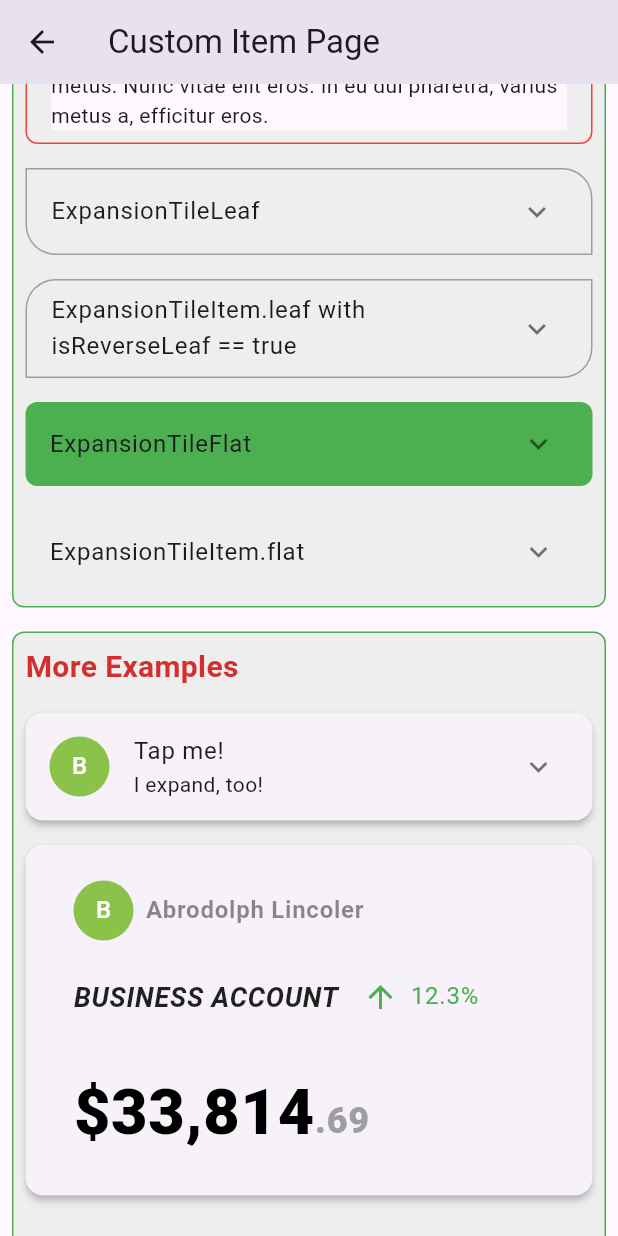
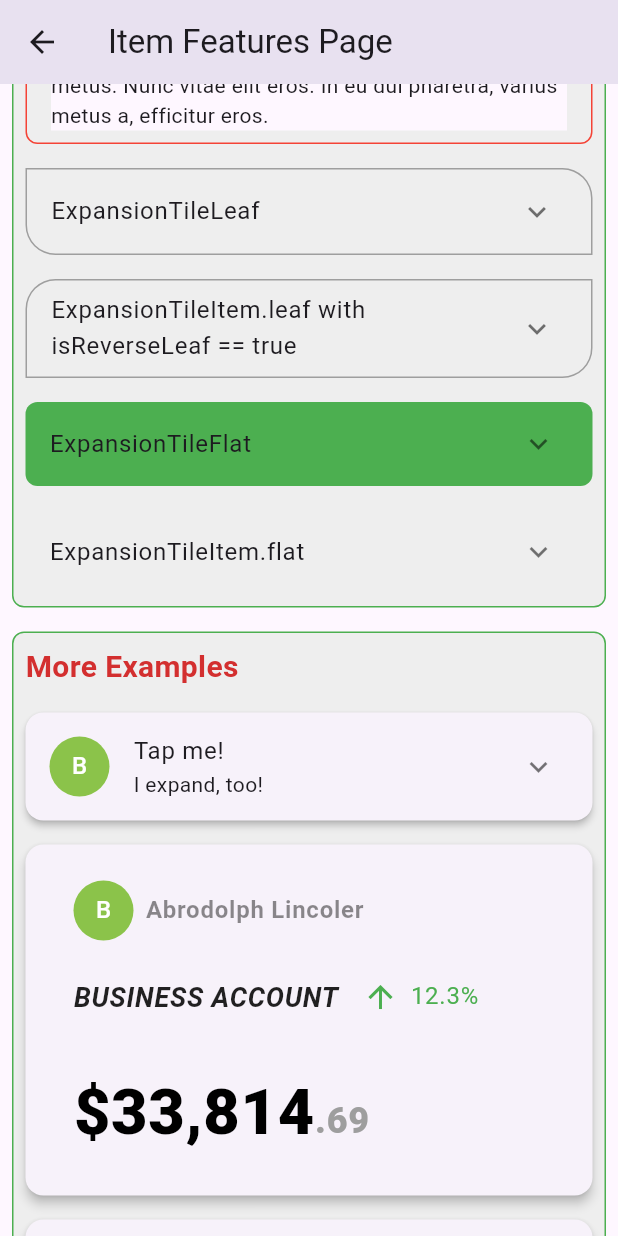
Before and after one commit to congthanhng/Expansion-Tile-Group, a Flutter app: the ItemFeaturesPage screen opened by its route, scrolled down 1152 dp, on a phone screen of 412 x 824 dp. Run offline on Flutter 3.47's test engine with Material 3 defaults, Android fonts, the phone set to English and light mode, and no system bars.

Commit message:
Release version 1.3.0

```diff
--- a/example/lib/use_cases/item/example_hide_action_card.dart
+++ b/example/lib/use_cases/item/example_action_drop.dart
@@ -1,15 +1,10 @@
 import 'package:expansion_tile_group/expansion_tile_group.dart';
 import 'package:flutter/material.dart';
 
-class ExampleHideActionCard extends StatefulWidget {
-  const ExampleHideActionCard({super.key});
+class ExampleActionDrop extends StatelessWidget {
+  final GlobalKey<ExpansionTileCoreState> key0 = GlobalKey();
 
-  @override
-  State<ExampleHideActionCard> createState() => _ExampleHideActionCardState();
-}
-
-class _ExampleHideActionCardState extends State<ExampleHideActionCard> {
-  final GlobalKey<ExpansionTileCoreState> key0 = GlobalKey();
+  ExampleActionDrop({super.key});
 
   @override
   Widget build(BuildContext context) {
@@ -21,18 +16,18 @@ class _ExampleHideActionCardState extends State<ExampleHideActionCard> {
           key0.currentState?.collapse();
         }
       },
-      onTap: () {},
-      child: IgnorePointer(
+      onTap: () {
+        key0.currentState?.toggle();
+      },
       child: ExpansionTileCard(
         expansionKey: key0,
-          elevation: 2,
+        elevation: 3,
         textColor: Colors.green,
         isHasTrailing: false,
         title: _buildTitle(context),
         childrenPadding: EdgeInsets.zero,
         initiallyExpanded: false,
         children: [_buildChildren(context)],
-        ),
       ),
     );
   }
@@ -129,10 +124,6 @@ class _ExampleHideActionCardState extends State<ExampleHideActionCard> {
       color: Colors.black87,
       child: Column(
         children: [
-          const Divider(
-            thickness: 1.0,
-            height: 1.0,
-          ),
           ButtonBar(
             alignment: MainAxisAlignment.spaceAround,
             buttonHeight: 52.0,
--- /dev/null
+++ b/example/lib/use_cases/item/example_action_stetch.dart
@@ -0,0 +1,267 @@
+import 'package:expansion_tile_group/expansion_tile_group.dart';
+import 'package:flutter/material.dart';
+
+class ExampleActionStretch extends StatelessWidget {
+  final GlobalKey<ExpansionTileCoreState> key0 = GlobalKey();
+
+  ExampleActionStretch({super.key});
+
+  @override
+  Widget build(BuildContext context) {
+    return ExpansionTileCard(
+      expansionKey: key0,
+      elevation: 3,
+      textColor: Colors.green,
+      isHasTrailing: false,
+      title: _buildTitle(context),
+      childrenPadding: EdgeInsets.zero,
+      initiallyExpanded: false,
+      subtitle: _buildSubtitle(context),
+      isHideSubtitleOnExpanded: true,
+      children: [_buildChildren(context)],
+    );
+  }
+
+  Widget _buildTitle(BuildContext context) {
+    return Container(
+      padding: const EdgeInsets.all(16.0),
+      child: Column(
+        crossAxisAlignment: CrossAxisAlignment.start,
+        children: [
+          const Row(
+            children: [
+              CircleAvatar(
+                backgroundColor: Colors.lightGreen,
+                child: Text(
+                  'B',
+                  style: TextStyle(color: Colors.white),
+                ),
+              ),
+              SizedBox(
+                width: 8,
+              ),
+              Text(
+                'Abrodolph Lincoler',
+                style: TextStyle(
+                  color: Colors.black45,
+                  fontWeight: FontWeight.w600,
+                ),
+              )
+            ],
+          ),
+          const SizedBox(
+            height: 24,
+          ),
+          Row(
+            mainAxisAlignment: MainAxisAlignment.start,
+            children: [
+              Text(
+                'Business Account'.toUpperCase(),
+                style: const TextStyle(
+                    color: Colors.black87,
+                    fontWeight: FontWeight.w600,
+                    fontStyle: FontStyle.italic,
+                    fontSize: 18),
+              ),
+              const SizedBox(
+                width: 16,
+              ),
+              const Icon(Icons.arrow_upward_outlined, color: Colors.green),
+              const SizedBox(
+                width: 8,
+              ),
+              Text(
+                '12.3%'.toUpperCase(),
+                style: const TextStyle(color: Colors.green),
+              ),
+            ],
+          ),
+          const SizedBox(
+            height: 32,
+          ),
+          const Row(
+            crossAxisAlignment: CrossAxisAlignment.baseline,
+            textBaseline: TextBaseline.alphabetic,
+            children: [
+              Text(
+                '\$33,814',
+                style: TextStyle(
+                    color: Colors.black,
+                    fontWeight: FontWeight.w900,
+                    fontSize: 42),
+              ),
+              Text(
+                '.69',
+                style: TextStyle(
+                    color: Colors.grey,
+                    fontWeight: FontWeight.w900,
+                    fontSize: 24),
+              ),
+            ],
+          ),
+        ],
+      ),
+    );
+  }
+
+  Widget _buildSubtitle(BuildContext context) {
+    return const Padding(
+      padding: EdgeInsets.symmetric(horizontal: 16.0),
+      child: Row(
+        children: [
+          Text(
+            'See My Portfolio',
+            style: TextStyle(
+                color: Colors.blue, fontSize: 16, fontWeight: FontWeight.w500),
+          ),
+          SizedBox(
+            width: 4,
+          ),
+          Icon(
+            Icons.keyboard_arrow_down_outlined,
+            color: Colors.blue,
+          )
+        ],
+      ),
+    );
+  }
+
+  Widget _buildChildren(BuildContext context) {
+    return ListView.builder(
+      itemBuilder: (context, index) => _buildItem(context, listData[index]),
+      itemCount: listData.length,
+      physics: const NeverScrollableScrollPhysics(),
+      shrinkWrap: true,
+    );
+  }
+
+  Widget _buildItem(BuildContext context, DataItem item) {
+    return InkWell(
+      onTap: () {},
+      child: ListTile(
+        title: Row(
+          crossAxisAlignment: CrossAxisAlignment.center,
+          children: [
+            Expanded(
+              child: Column(
+                crossAxisAlignment: CrossAxisAlignment.start,
+                children: [
+                  Text(
+                    item.title,
+                    style: const TextStyle(
+                        color: Colors.black,
+                        fontSize: 18,
+                        fontWeight: FontWeight.bold),
+                  ),
+                  Text(
+                    item.subtitle,
+                    style: const TextStyle(
+                      color: Colors.black54,
+                      fontSize: 16,
+                    ),
+                  )
+                ],
+              ),
+            ),
+            Expanded(
+              child: Text(
+                item.price,
+                style: const TextStyle(
+                    color: Colors.black87,
+                    fontSize: 16,
+                    fontWeight: FontWeight.w400),
+              ),
+            ),
+          ],
+        ),
+        trailing: Text('${item.profit}%',
+            style: TextStyle(
+                color: item.profitColor,
+                fontSize: 16,
+                fontWeight: FontWeight.w600)),
+        leading: Image.network(
+          item.imgUrl,
+          width: 32,
+          height: 32,
+        ),
+      ),
+    );
+  }
+}
+
+final listData = <DataItem>[
+  DataItem(
+      title: 'BTC',
+      subtitle: 'Bitcoin',
+      price: '\$64215.10',
+      changedPrice: 12.3,
+      imgUrl: 'https://www.gate.io/images/coin_icon/64/btc.png'),
+  DataItem(
+      title: 'ETH',
+      subtitle: 'Ethereum',
+      price: '\$3154.35',
+      changedPrice: -6.3,
+      imgUrl: 'https://www.gate.io/images/coin_icon/64/eth.png'),
+  DataItem(
+      title: 'SOL',
+      subtitle: 'Solana',
+      price: '\$164.54',
+      changedPrice: -2.3,
+      imgUrl: 'https://www.gate.io/images/coin_icon/64/sol.png'),
+  DataItem(
+      title: 'DOGE',
+      subtitle: 'DogeCoin',
+      price: '\$0.1161',
+      changedPrice: -2.3,
+      imgUrl: 'https://www.gate.io/images/coin_icon/64/doge.png'),
+  DataItem(
+      title: 'BNB',
+      subtitle: 'Binance',
+      price: '\$564.7',
+      changedPrice: 11.3,
+      imgUrl: 'https://www.gate.io/images/coin_icon/64/bnb.png'),
+];
+
+class DataItem {
+  String title;
+  String subtitle;
+  String price;
+  double changedPrice;
+  String imgUrl;
+
+  DataItem({
+    required this.title,
+    required this.subtitle,
+    required this.price,
+    required this.changedPrice,
+    required this.imgUrl,
+  });
+
+  bool isIncrease() {
+    return changedPrice > 0;
+  }
+
+  bool isDecrease() {
+    return changedPrice < 0;
+  }
+
+  String get profit {
+    if (isIncrease()) {
+      return '+${changedPrice.toString()}';
+    } else if (isDecrease()) {
+      return changedPrice.toString();
+    } else {
+      return changedPrice.toString();
+    }
+  }
+
+  Color get profitColor {
+    if (isIncrease()) {
+      return Colors.green;
+    } else if (isDecrease()) {
+      return Colors.red;
+    } else {
+      return Colors.grey[800]!;
+    }
+  }
+}
--- a/example/lib/use_cases/item/item_features_page.dart
+++ b/example/lib/use_cases/item/item_features_page.dart
@@ -11,7 +11,7 @@ class ItemFeaturesPage extends StatelessWidget {
   Widget build(BuildContext context) {
     return Scaffold(
       appBar: AppBar(
-        title: const Text('Custom Item Page'),
+        title: const Text('Item Features Page'),
       ),
       body: SingleChildScrollView(
         child: Center(
--- a/example/lib/use_cases/item/more_example_view.dart
+++ b/example/lib/use_cases/item/more_example_view.dart
@@ -1,8 +1,9 @@
 import 'package:expansion_tile_group/expansion_tile_group.dart';
+import 'package:expansion_tile_group_example/use_cases/item/example_action_stetch.dart';
 import 'package:flutter/material.dart';
 
 import 'example_action_card.dart';
-import 'example_hide_action_card.dart';
+import 'example_action_drop.dart';
 
 class MoreCustomView extends StatelessWidget {
   const MoreCustomView({super.key});
@@ -19,7 +20,11 @@ class MoreCustomView extends StatelessWidget {
         const SizedBox(
           height: 16,
         ),
-        const ExampleHideActionCard(),
+        ExampleActionDrop(),
+        const SizedBox(
+          height: 16,
+        ),
+        ExampleActionStretch(),
         const SizedBox(
           height: 16,
         ),
--- a/lib/src/types/expansion_tile_card.dart
+++ b/lib/src/types/expansion_tile_card.dart
@@ -52,7 +52,7 @@ class ExpansionTileCard extends ExpansionTileItem {
     return Card(
       margin: EdgeInsets.zero,
       elevation: elevation,
-      clipBehavior: Clip.hardEdge,
+      clipBehavior: Clip.antiAlias,
       child: Theme(
         data: themeData ?? Theme.of(context).copyWith(),
         child: ExpansionTileCore(
```
Lines whose indentation alone changed are shown as unchanged.
